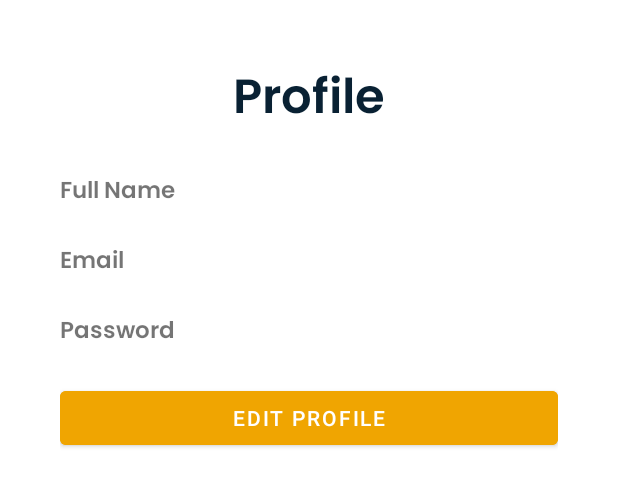
After one commit to CakraB/MAD-Project, an Android app: the layout activity_profile.xml on its own in the app's theme, with its tools: preview values and no code run, on a phone screen of 412 x 824 dp. The commit adds this screen. Shown: the top 486 px of the screen. Run offline under Robolectric (Android 15) with nearby library versions, the phone set to English and light mode, and no system bars.

Commit message:
Adding Profile and News

```diff
--- /dev/null
+++ b/app/src/main/res/layout/activity_profile.xml
@@ -0,0 +1,51 @@
+<?xml version="1.0" encoding="utf-8"?>
+<LinearLayout xmlns:android="http://schemas.android.com/apk/res/android"
+    android:layout_width="match_parent"
+    android:layout_height="match_parent"
+    android:padding="40dp"
+    android:orientation="vertical">
+
+    <TextView
+        android:id="@+id/text_title"
+        android:layout_width="match_parent"
+        android:layout_height="wrap_content"
+        android:layout_marginBottom="20dp"
+        android:gravity="center"
+        android:text="Profile"
+        android:textColor="@color/darkBlue"
+        android:textSize="32sp"
+        android:fontFamily="@font/poppinssemibold"/>
+
+    <TextView
+        android:layout_width="match_parent"
+        android:layout_height="wrap_content"
+        android:layout_marginBottom="20dp"
+        android:textSize="15dp"
+        android:text="Full Name"
+        android:fontFamily="@font/poppinssemibold"/>
+
+    <TextView
+        android:layout_width="match_parent"
+        android:layout_height="wrap_content"
+        android:layout_marginBottom="20dp"
+        android:textSize="15dp"
+        android:text="Email"
+        android:fontFamily="@font/poppinssemibold"/>
+
+    <TextView
+        android:layout_width="match_parent"
+        android:layout_height="wrap_content"
+
+        android:layout_marginBottom="20dp"
+        android:textSize="15dp"
+        android:text="Password"
+        android:fontFamily="@font/poppinssemibold"/>
+
+    <Button
+        android:layout_width="match_parent"
+        android:layout_height="wrap_content"
+        android:layout_marginBottom="20dp"
+        android:backgroundTint="@color/happyYellow"
+        android:text="Edit Profile"/>
+
+</LinearLayout>
```
Also changed, not shown: app/src/main/res/layout/activity_news.xml (+35 -3 lines).
